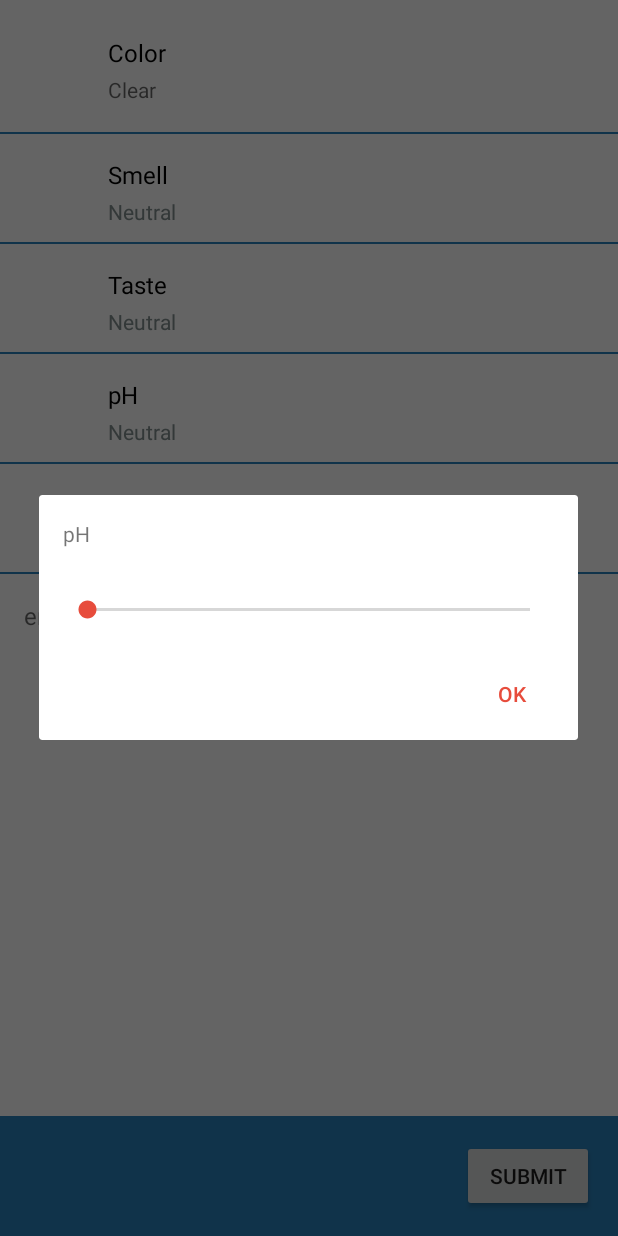
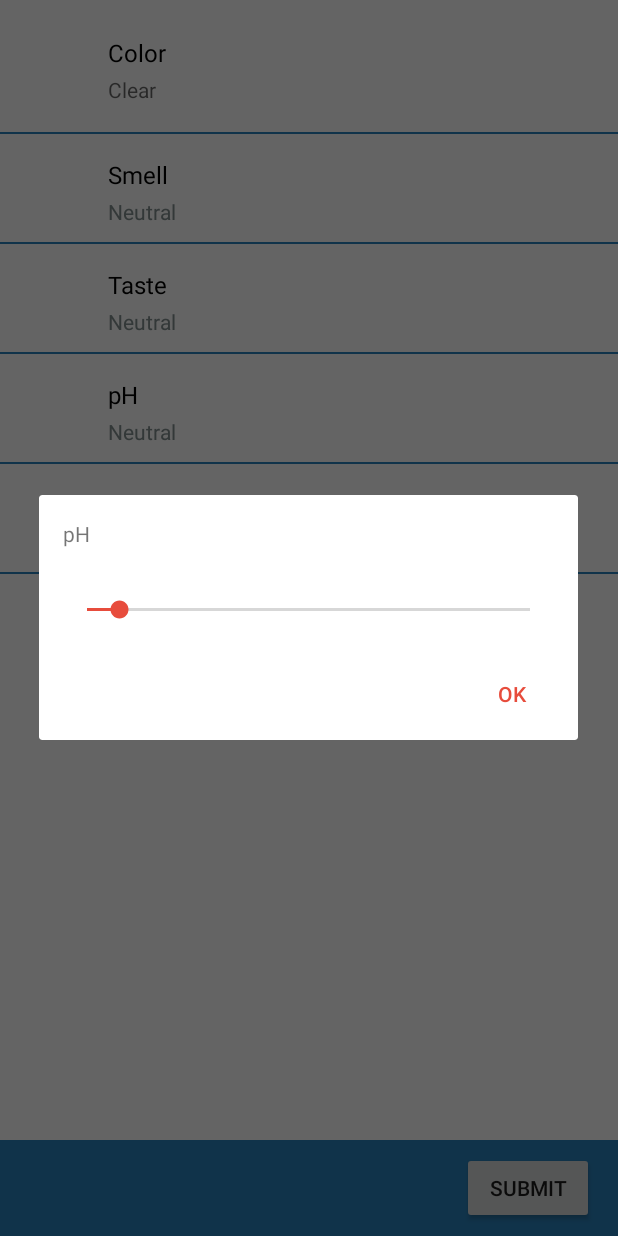
Before and after one commit to PeterMitrano/Watr, an Android app: the ReportActivity screen opened directly, with no data from a screen before it, after a tap on "pH", on a phone screen of 412 x 824 dp. Run offline under Robolectric (Android 15) with nearby library versions, the phone set to English and light mode, and no system bars.

Commit message:
Finished report UI for now
everything submits correctly

```diff
--- a/android_app/Watr/app/src/main/java/watr/hack/watr/Report.java
+++ b/android_app/Watr/app/src/main/java/watr/hack/watr/Report.java
@@ -37,14 +37,15 @@ public class Report {
                 (TextView) activity.findViewById(R.id.selectColorValue));
 
         SliderReportEntry ph = new SliderReportEntry("pH",
-                fragmentManager, "ppm", 0, 14, 1,
+                fragmentManager, "ppm", 14, 1,
                 (TextView) activity.findViewById(R.id.selectpHValue));
 
         SliderReportEntry lead = new SliderReportEntry("Lead",
-                fragmentManager, "ppm", 0, 1000, 1,
+                fragmentManager, "ppm", 1000, 1,
                 (TextView) activity.findViewById(R.id.selectLeadValue));
 
-        zipcodeEntry = new TextReportEntry("Zipcode", fragmentManager);
+        zipcodeEntry = new TextReportEntry("Zipcode", fragmentManager,
+                (TextView) activity.findViewById(R.id.selectZipcodeValue));
 
         LinearLayout smellItem = (LinearLayout) activity.findViewById(R.id.selectSmellItem);
         smellItem.setOnClickListener(smell);
@@ -61,7 +62,7 @@ public class Report {
         LinearLayout leadItem = (LinearLayout) activity.findViewById(R.id.selectLeadItem);
         leadItem.setOnClickListener(lead);
 
-        TextView zipcodeItem = (TextView) activity.findViewById(R.id.zipcodeItem);
+        LinearLayout zipcodeItem = (LinearLayout) activity.findViewById(R.id.selectZipcodeItem);
         zipcodeItem.setOnClickListener(zipcodeEntry);
 
         entries = new ArrayList<>();
--- a/android_app/Watr/app/src/main/java/watr/hack/watr/ReportEntry.java
+++ b/android_app/Watr/app/src/main/java/watr/hack/watr/ReportEntry.java
@@ -56,10 +56,12 @@ class TextReportEntry extends ReportEntry implements ZipcodeDialog.ZipcodeListen
 
     private ZipcodeDialog dialog;
     private FragmentManager fragmentManager;
+    private TextView label;
 
-    TextReportEntry(String key, FragmentManager fragmentManager) {
+    TextReportEntry(String key, FragmentManager fragmentManager, TextView label) {
         super(key);
         this.fragmentManager = fragmentManager;
+        this.label = label;
         Bundle args = new Bundle();
         args.putString("label", key);
         dialog = new ZipcodeDialog();
@@ -73,6 +75,7 @@ class TextReportEntry extends ReportEntry implements ZipcodeDialog.ZipcodeListen
 
     @Override
     public void onTextSubmit(String value) {
+        label.setText(value);
         this.value = value;
     }
 }
@@ -84,7 +87,7 @@ class SliderReportEntry extends ReportEntry implements SliderDialog.SliderListen
     private TextView label;
 
     SliderReportEntry(String key, FragmentManager fragmentManager,
-                      String units, int min, int max, int unit,
+                      String units, int max, int unit,
                       TextView label) {
         super(key);
         this.fragmentManager = fragmentManager;
@@ -92,7 +95,6 @@ class SliderReportEntry extends ReportEntry implements SliderDialog.SliderListen
         Bundle args = new Bundle();
         args.putString("label", key);
         args.putString("units", units);
-        args.putInt("min", min);
         args.putInt("max", max);
         args.putInt("unit", unit);
 
--- a/android_app/Watr/app/src/main/java/watr/hack/watr/SliderDialog.java
+++ b/android_app/Watr/app/src/main/java/watr/hack/watr/SliderDialog.java
@@ -31,12 +31,13 @@ public class SliderDialog extends DialogFragment {
         final AlertDialog.Builder builder = new AlertDialog.Builder(getActivity());
         LayoutInflater inflater = getActivity().getLayoutInflater();
 
-        int min = getArguments().getInt("min");
         int max = getArguments().getInt("max");
         int unit = getArguments().getInt("unit");
         String units = getArguments().getString("units");
         View layout = inflater.inflate(R.layout.slider_dialog, null);
         seekbar = (SeekBar) layout.findViewById(R.id.seekbar);
+        seekbar.setMax(max);
+        seekbar.incrementProgressBy(unit);
         label = (TextView) layout.findViewById(R.id.seekbar_label);
         label.setText(getArguments().getString("label"));
 
--- a/android_app/Watr/app/src/main/res/layout/activity_report.xml
+++ b/android_app/Watr/app/src/main/res/layout/activity_report.xml
@@ -166,17 +166,35 @@
 
             </LinearLayout>
 
-            <TextView
-                android:id="@+id/zipcodeItem"
+            <LinearLayout
+
+                android:id="@+id/selectZipcodeItem"
                 android:layout_width="match_parent"
-                android:layout_height="48dp"
-                android:background="@null"
-                android:gravity="center_vertical|start"
-                android:hint="enter your zipcode"
-                android:paddingLeft="16dp"
-                android:paddingTop="8dp"
-                android:singleLine="true"
-                android:textSize="16sp"/>
+                android:layout_height="72dp"
+                android:orientation="vertical">
+
+                <TextView
+                    android:id="@+id/selectZipcodeLabel"
+                    android:layout_width="match_parent"
+                    android:layout_height="wrap_content"
+                    android:paddingLeft="72dp"
+                    android:paddingTop="16dp"
+                    android:text="Zipcode"
+                    android:textColor="@android:color/black"
+                    android:textSize="16sp"/>
+
+                <TextView
+                    android:id="@+id/selectZipcodeValue"
+                    android:layout_width="match_parent"
+                    android:layout_height="wrap_content"
+                    android:paddingBottom="4dp"
+                    android:paddingLeft="72dp"
+                    android:paddingTop="4dp"
+                    android:text="01234"
+                    android:textColor="@color/gray"
+                    android:textSize="14sp"/>
+
+            </LinearLayout>
 
         </LinearLayout>
 
@@ -197,10 +215,10 @@
             android:layout_alignBottom="@+id/frameLayout"
             android:layout_alignEnd="@+id/linearLayout"
             android:layout_gravity="right"
-            android:layout_marginBottom="@dimen/activity_vertical_margin"
+            android:layout_marginBottom="8dp"
             android:layout_marginLeft="@dimen/activity_horizontal_margin"
             android:layout_marginRight="@dimen/activity_horizontal_margin"
-            android:layout_marginTop="@dimen/activity_vertical_margin"
+            android:layout_marginTop="8dp"
             android:text="Submit"/>
     </FrameLayout>
 
```
